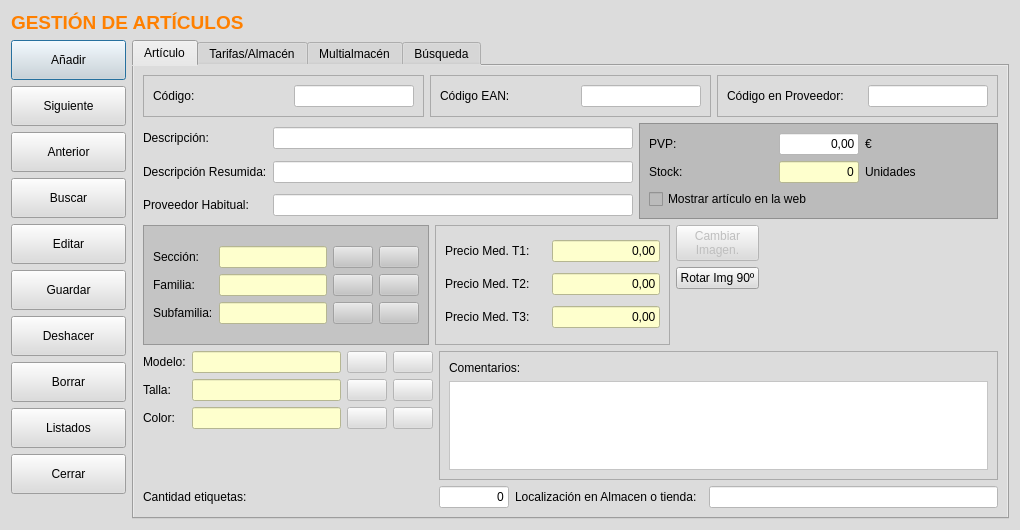
Above: frmarticulos.ui from arcnexus/RedFoX before the change. Below: the same form after it.
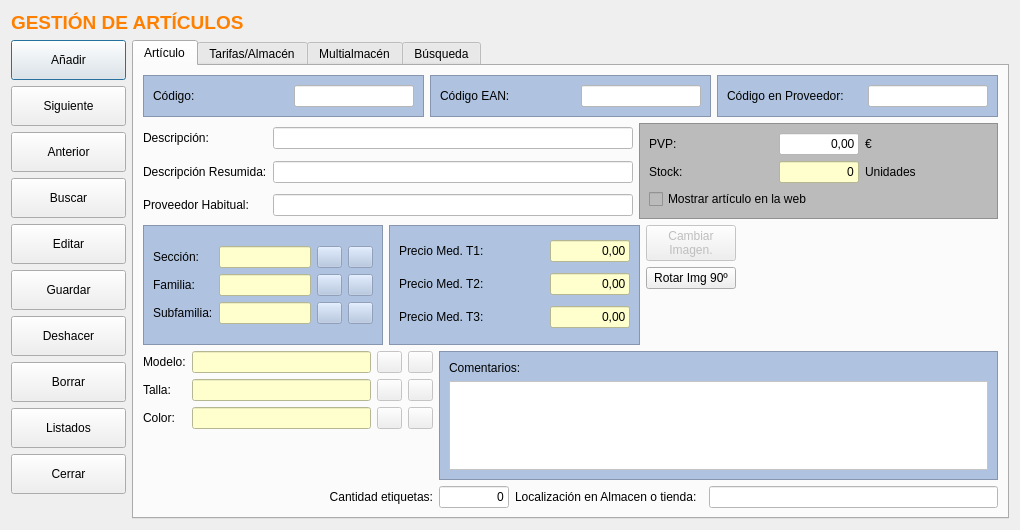
That is the form after the change. Icons and pictures are not drawn.

Diff of the .ui file:
```diff
--- a/frmarticulos.ui
+++ b/frmarticulos.ui
@@ -20,7 +20,7 @@
    <string>Gestión de Artículos</string>
   </property>
   <property name="styleSheet">
-   <string notr="true">background-color: rgb(220, 220, 220);</string>
+   <string notr="true"/>
   </property>
   <layout class="QGridLayout" name="gridLayout_15">
    <item row="0" column="0" colspan="2">
@@ -205,8 +205,8 @@
         <string>Borrar</string>
        </property>
        <property name="icon">
-        <iconset>
-         <normaloff>:/Icons/PNG/delete.png</normaloff>:/Icons/PNG/delete.png</iconset>
+        <iconset resource="terra.qrc">
+         <normaloff>:/Icons/PNG/Delete.png</normaloff>:/Icons/PNG/Delete.png</iconset>
        </property>
        <property name="iconSize">
         <size>
@@ -298,6 +298,9 @@
         <layout class="QHBoxLayout" name="horizontalLayout_6">
          <item>
           <widget class="QFrame" name="frame_13">
+           <property name="styleSheet">
+            <string notr="true">background-color: rgb(175,195,225);</string>
+           </property>
            <property name="frameShape">
             <enum>QFrame::StyledPanel</enum>
            </property>
@@ -330,6 +333,10 @@
          </item>
          <item>
           <widget class="QFrame" name="frame_12">
+           <property name="styleSheet">
+            <string notr="true">background-color: rgb(175,195,225);
+</string>
+           </property>
            <property name="frameShape">
             <enum>QFrame::StyledPanel</enum>
            </property>
@@ -364,6 +371,10 @@
          </item>
          <item>
           <widget class="QFrame" name="frame_11">
+           <property name="styleSheet">
+            <string notr="true">background-color: rgb(175,195,225);
+</string>
+           </property>
            <property name="frameShape">
             <enum>QFrame::StyledPanel</enum>
            </property>
@@ -630,12 +641,13 @@
            </property>
            <property name="maximumSize">
             <size>
-             <width>294</width>
+             <width>240</width>
              <height>16777215</height>
             </size>
            </property>
            <property name="styleSheet">
-            <string notr="true">background-color: rgb(196, 196, 196);</string>
+            <string notr="true">background-color: rgb(175,195,225);
+</string>
            </property>
            <property name="frameShape">
             <enum>QFrame::StyledPanel</enum>
@@ -646,11 +658,17 @@
            <layout class="QGridLayout" name="gridLayout_20">
             <item row="0" column="0">
              <layout class="QGridLayout" name="gridLayout_10">
-              <item row="0" column="2">
-               <widget class="QPushButton" name="botBuscarSeccion">
+              <item row="1" column="2">
+               <widget class="QPushButton" name="botBuscarFamilia">
                 <property name="enabled">
                  <bool>false</bool>
                 </property>
+                <property name="maximumSize">
+                 <size>
+                  <width>25</width>
+                  <height>16777215</height>
+                 </size>
+                </property>
                 <property name="text">
                  <string/>
                 </property>
@@ -667,10 +685,16 @@
                 </property>
                 <property name="minimumSize">
                  <size>
-                  <width>92</width>
+                  <width>0</width>
                   <height>0</height>
                  </size>
                 </property>
+                <property name="maximumSize">
+                 <size>
+                  <width>92</width>
+                  <height>16777215</height>
+                 </size>
+                </property>
                 <property name="autoFillBackground">
                  <bool>false</bool>
                 </property>
@@ -680,6 +704,32 @@
                 </property>
                </widget>
               </item>
+              <item row="0" column="2">
+               <widget class="QPushButton" name="botBuscarSeccion">
+                <property name="enabled">
+                 <bool>false</bool>
+                </property>
+                <property name="sizePolicy">
+                 <sizepolicy hsizetype="Fixed" vsizetype="Fixed">
+                  <horstretch>0</horstretch>
+                  <verstretch>0</verstretch>
+                 </sizepolicy>
+                </property>
+                <property name="maximumSize">
+                 <size>
+                  <width>25</width>
+                  <height>16777215</height>
+                 </size>
+                </property>
+                <property name="text">
+                 <string/>
+                </property>
+                <property name="icon">
+                 <iconset resource="terra.qrc">
+                  <normaloff>:/Icons/PNG/search.png</normaloff>:/Icons/PNG/search.png</iconset>
+                </property>
+               </widget>
+              </item>
               <item row="1" column="0">
                <widget class="QLabel" name="label_10">
                 <property name="text">
@@ -687,10 +737,43 @@
                 </property>
                </widget>
               </item>
-              <item row="2" column="0">
-               <widget class="QLabel" name="label_11">
+              <item row="2" column="3">
+               <widget class="QPushButton" name="pushButton_3">
+                <property name="enabled">
+                 <bool>false</bool>
+                </property>
+                <property name="maximumSize">
+                 <size>
+                  <width>25</width>
+                  <height>16777215</height>
+                 </size>
+                </property>
                 <property name="text">
-                 <string>Subfamilia:</string>
+                 <string/>
+                </property>
+                <property name="icon">
+                 <iconset resource="terra.qrc">
+                  <normaloff>:/Icons/PNG/add.png</normaloff>:/Icons/PNG/add.png</iconset>
+                </property>
+               </widget>
+              </item>
+              <item row="1" column="3">
+               <widget class="QPushButton" name="pushButton_2">
+                <property name="enabled">
+                 <bool>false</bool>
+                </property>
+                <property name="maximumSize">
+                 <size>
+                  <width>25</width>
+                  <height>16777215</height>
+                 </size>
+                </property>
+                <property name="text">
+                 <string/>
+                </property>
+                <property name="icon">
+                 <iconset resource="terra.qrc">
+                  <normaloff>:/Icons/PNG/add.png</normaloff>:/Icons/PNG/add.png</iconset>
                 </property>
                </widget>
               </item>
@@ -701,71 +784,10 @@
                 </property>
                </widget>
               </item>
-              <item row="1" column="2">
-               <widget class="QPushButton" name="botBuscarFamilia">
-                <property name="enabled">
-                 <bool>false</bool>
-                </property>
+              <item row="2" column="0">
+               <widget class="QLabel" name="label_11">
                 <property name="text">
-                 <string/>
-                </property>
-                <property name="icon">
-                 <iconset resource="terra.qrc">
-                  <normaloff>:/Icons/PNG/search.png</normaloff>:/Icons/PNG/search.png</iconset>
-                </property>
-               </widget>
-              </item>
-              <item row="0" column="1">
-               <widget class="QLineEdit" name="txtcSeccion">
-                <property name="enabled">
-                 <bool>false</bool>
-                </property>
-                <property name="minimumSize">
-                 <size>
-                  <width>92</width>
-                  <height>0</height>
-                 </size>
-                </property>
-                <property name="autoFillBackground">
-                 <bool>false</bool>
-                </property>
-                <property name="styleSheet">
-                 <string notr="true">background-color: rgb(254, 255, 205);
-color: rgb(0, 0, 0);</string>
-                </property>
-               </widget>
-              </item>
-              <item row="1" column="1">
-               <widget class="QLineEdit" name="txtcFamilia">
-                <property name="enabled">
-                 <bool>false</bool>
-                </property>
-                <property name="minimumSize">
-                 <size>
-                  <width>92</width>
-                  <height>0</height>
-                 </size>
-                </property>
-                <property name="autoFillBackground">
-                 <bool>false</bool>
-                </property>
-                <property name="styleSheet">
-                 <string notr="true">background-color: rgb(254, 255, 205);
-color: rgb(0, 0, 0);</string>
-                </property>
-               </widget>
-              </item>
-              <item row="2" column="2">
-               <widget class="QPushButton" name="botBuscarSubfamilia">
-                <property name="enabled">
-                 <bool>false</bool>
-                </property>
-                <property name="text">
-                 <string/>
-                </property>
-                <property name="icon">
-                 <iconset resource="terra.qrc">
-                  <normaloff>:/Icons/PNG/search.png</normaloff>:/Icons/PNG/search.png</iconset>
+                 <string>Subfamilia:</string>
                 </property>
                </widget>
               </item>
@@ -774,6 +796,12 @@
                 <property name="enabled">
                  <bool>false</bool>
                 </property>
+                <property name="maximumSize">
+                 <size>
+                  <width>25</width>
+                  <height>16777215</height>
+                 </size>
+                </property>
                 <property name="text">
                  <string/>
                 </property>
@@ -783,31 +811,75 @@
                 </property>
                </widget>
               </item>
-              <item row="1" column="3">
-               <widget class="QPushButton" name="pushButton_2">
+              <item row="1" column="1">
+               <widget class="QLineEdit" name="txtcFamilia">
                 <property name="enabled">
                  <bool>false</bool>
                 </property>
-                <property name="text">
-                 <string/>
+                <property name="minimumSize">
+                 <size>
+                  <width>0</width>
+                  <height>0</height>
+                 </size>
                 </property>
-                <property name="icon">
-                 <iconset resource="terra.qrc">
-                  <normaloff>:/Icons/PNG/add.png</normaloff>:/Icons/PNG/add.png</iconset>
+                <property name="maximumSize">
+                 <size>
+                  <width>92</width>
+                  <height>16777215</height>
+                 </size>
                 </property>
+                <property name="autoFillBackground">
+                 <bool>false</bool>
+                </property>
+                <property name="styleSheet">
+                 <string notr="true">background-color: rgb(254, 255, 205);
+color: rgb(0, 0, 0);</string>
+                </property>
                </widget>
               </item>
-              <item row="2" column="3">
-               <widget class="QPushButton" name="pushButton_3">
+              <item row="2" column="2">
+               <widget class="QPushButton" name="botBuscarSubfamilia">
                 <property name="enabled">
                  <bool>false</bool>
                 </property>
+                <property name="maximumSize">
+                 <size>
+                  <width>25</width>
+                  <height>16777215</height>
+                 </size>
+                </property>
                 <property name="text">
                  <string/>
                 </property>
                 <property name="icon">
                  <iconset resource="terra.qrc">
-                  <normaloff>:/Icons/PNG/add.png</normaloff>:/Icons/PNG/add.png</iconset>
+                  <normaloff>:/Icons/PNG/search.png</normaloff>:/Icons/PNG/search.png</iconset>
+                </property>
+               </widget>
+              </item>
+              <item row="0" column="1">
+               <widget class="QLineEdit" name="txtcSeccion">
+                <property name="enabled">
+                 <bool>false</bool>
+                </property>
+                <property name="minimumSize">
+                 <size>
+                  <width>0</width>
+                  <height>0</height>
+                 </size>
+                </property>
+                <property name="maximumSize">
+                 <size>
+                  <width>92</width>
+                  <height>16777215</height>
+                 </size>
+                </property>
+                <property name="autoFillBackground">
+                 <bool>false</bool>
+                </property>
+                <property name="styleSheet">
+                 <string notr="true">background-color: rgb(254, 255, 205);
+color: rgb(0, 0, 0);</string>
                 </property>
                </widget>
               </item>
@@ -818,6 +890,16 @@
          </item>
          <item row="0" column="1" rowspan="4">
           <widget class="QFrame" name="frame_14">
+           <property name="maximumSize">
+            <size>
+             <width>251</width>
+             <height>16777215</height>
+            </size>
+           </property>
+           <property name="styleSheet">
+            <string notr="true">background-color: rgb(175,195,225);
+</string>
+           </property>
            <property name="frameShape">
             <enum>QFrame::StyledPanel</enum>
            </property>
@@ -858,6 +940,12 @@
                 <property name="enabled">
                  <bool>false</bool>
                 </property>
+                <property name="maximumSize">
+                 <size>
+                  <width>80</width>
+                  <height>16777215</height>
+                 </size>
+                </property>
                 <property name="styleSheet">
                  <string notr="true">background-color: rgb(254, 255, 205);
 color: rgb(0, 0, 0);</string>
@@ -888,6 +976,12 @@
                 <property name="enabled">
                  <bool>false</bool>
                 </property>
+                <property name="maximumSize">
+                 <size>
+                  <width>80</width>
+                  <height>16777215</height>
+                 </size>
+                </property>
                 <property name="styleSheet">
                  <string notr="true">background-color: rgb(254, 255, 205);
 color: rgb(0, 0, 0);</string>
@@ -905,6 +999,12 @@
                 <property name="enabled">
                  <bool>false</bool>
                 </property>
+                <property name="maximumSize">
+                 <size>
+                  <width>80</width>
+                  <height>16777215</height>
+                 </size>
+                </property>
                 <property name="styleSheet">
                  <string notr="true">background-color: rgb(254, 255, 205);
 color: rgb(0, 0, 0);</string>
@@ -931,6 +1031,12 @@
            <property name="enabled">
             <bool>false</bool>
            </property>
+           <property name="maximumSize">
+            <size>
+             <width>25</width>
+             <height>16777215</height>
+            </size>
+           </property>
            <property name="text">
             <string/>
            </property>
@@ -945,6 +1051,12 @@
            <property name="enabled">
             <bool>false</bool>
            </property>
+           <property name="maximumSize">
+            <size>
+             <width>25</width>
+             <height>16777215</height>
+            </size>
+           </property>
            <property name="text">
             <string/>
            </property>
@@ -1007,6 +1119,12 @@
            <property name="enabled">
             <bool>false</bool>
            </property>
+           <property name="maximumSize">
+            <size>
+             <width>25</width>
+             <height>16777215</height>
+            </size>
+           </property>
            <property name="text">
             <string/>
            </property>
@@ -1049,6 +1167,12 @@
            <property name="enabled">
             <bool>false</bool>
            </property>
+           <property name="maximumSize">
+            <size>
+             <width>25</width>
+             <height>16777215</height>
+            </size>
+           </property>
            <property name="text">
             <string/>
            </property>
@@ -1063,6 +1187,12 @@
            <property name="enabled">
             <bool>false</bool>
            </property>
+           <property name="maximumSize">
+            <size>
+             <width>25</width>
+             <height>16777215</height>
+            </size>
+           </property>
            <property name="text">
             <string/>
            </property>
@@ -1077,6 +1207,12 @@
            <property name="enabled">
             <bool>false</bool>
            </property>
+           <property name="maximumSize">
+            <size>
+             <width>25</width>
+             <height>16777215</height>
+            </size>
+           </property>
            <property name="text">
             <string/>
            </property>
@@ -1113,6 +1249,9 @@
          <property name="text">
           <string>Cantidad etiquetas:</string>
          </property>
+         <property name="alignment">
+          <set>Qt::AlignRight|Qt::AlignTrailing|Qt::AlignVCenter</set>
+         </property>
         </widget>
        </item>
        <item row="5" column="1">
@@ -1142,6 +1281,10 @@
            <height>200</height>
           </size>
          </property>
+         <property name="styleSheet">
+          <string notr="true">background-color: rgb(175,195,225);
+</string>
+         </property>
          <property name="frameShape">
           <enum>QFrame::StyledPanel</enum>
          </property>
```
